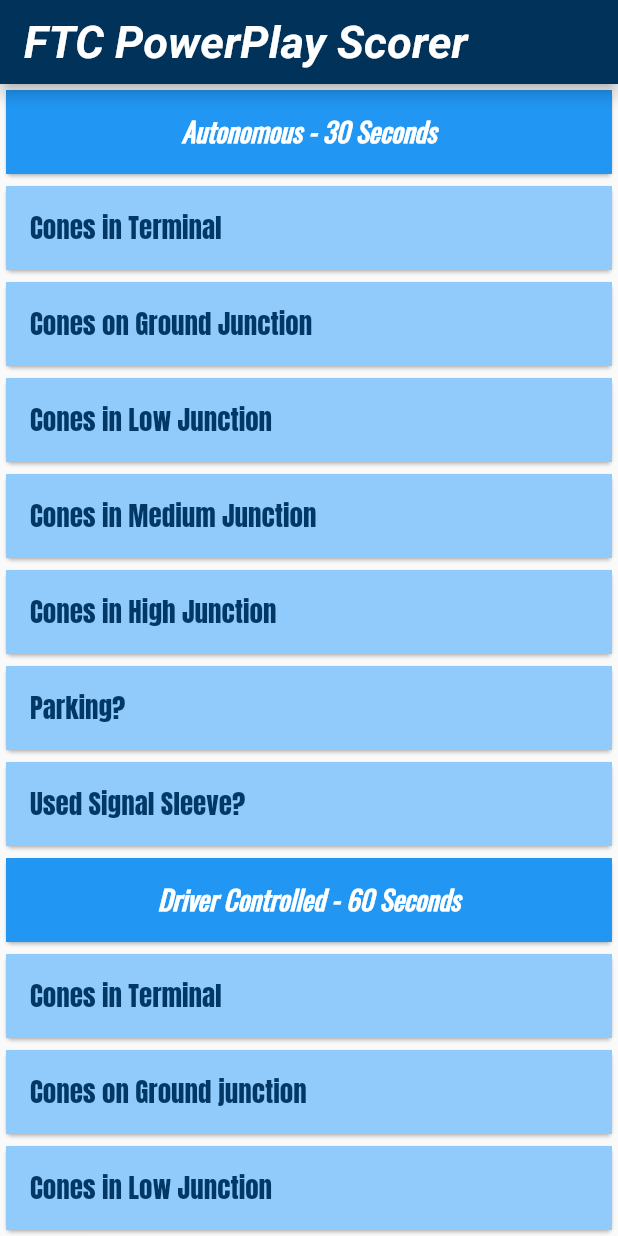
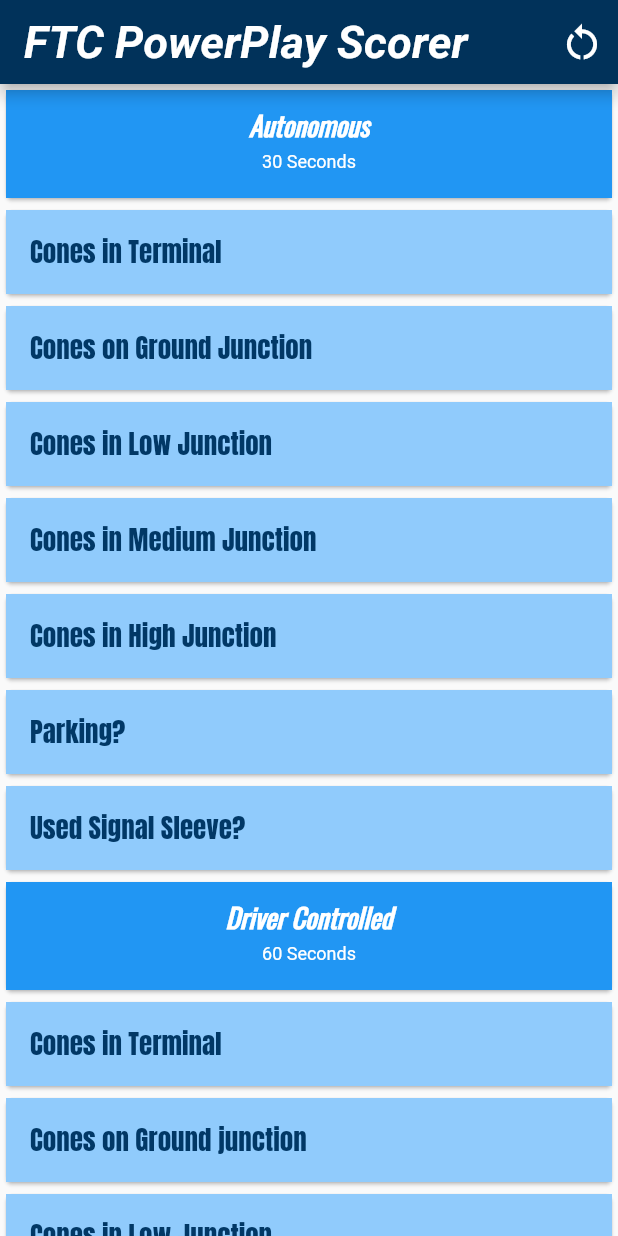
Before and after one commit to RishitAgrawal06/FTC_PowerPlay_Scorer_App, a Flutter app: the screen it shows after launch, on a phone screen of 412 x 824 dp. Run offline on Flutter 3.47's test engine with Material 2 defaults, Android fonts, the phone set to English and light mode, and no system bars.

Commit message:
Update main.dart

```diff
--- a/lib/main.dart
+++ b/lib/main.dart
@@ -100,6 +100,18 @@
               fontWeight: FontWeight.bold,
               fontSize: 30,
             )),
+        actions: <Widget>[
+          IconButton(
+            icon: const Icon(
+              Icons.restart_alt,
+              size: 30,
+              color: Colors.white,
+            ),
+            onPressed: () {
+              // do something
+          },
+          ),
+        ],
       ),
       body: ListView(
         children: const <Widget>[
@@ -109,7 +121,7 @@
               // color: const Color.fromARGB(255, 172, 13, 1),
               title: Center(
                 child: Text(
-                  'Autonomous - 30 Seconds',
+                  'Autonomous',
                   style: TextStyle(
                     fontWeight: FontWeight.bold,
                     fontStyle: FontStyle.italic,
@@ -118,6 +130,9 @@
                     color: Colors.white,
                   ),
                 ),
+              ),
+              subtitle: Center(
+                child: Text('30 Seconds', style: TextStyle(fontSize: 12, color: Colors.white)),
               ),
               tileColor: Colors.blue,
             ),
@@ -233,7 +248,7 @@
               // color: const Color.fromARGB(255, 172, 13, 1),
               title: Center(
                 child: Text(
-                  'Driver Controlled - 60 Seconds',
+                  'Driver Controlled',
                   style: TextStyle(
                     fontWeight: FontWeight.bold,
                     fontStyle: FontStyle.italic,
@@ -242,6 +257,9 @@
                     color: Colors.white,
                   ),
                 ),
+              ),
+              subtitle: Center(
+                child: Text('60 Seconds', style: TextStyle(fontSize: 12, color: Colors.white)),
               ),
               tileColor: Colors.blue,
             ),
@@ -327,7 +345,7 @@
               // color: const Color.fromARGB(255, 172, 13, 1),
               title: Center(
                 child: Text(
-                  'End-Game - 30 seconds',
+                  'End-Game',
                   style: TextStyle(
                     fontWeight: FontWeight.bold,
                     fontStyle: FontStyle.italic,
@@ -336,6 +354,9 @@
                     color: Colors.white,
                   ),
                 ),
+              ),
+              subtitle: Center(
+                child: Text('30 Seconds', style: TextStyle(fontSize: 12, color: Colors.white)),
               ),
               tileColor: Colors.blue,
             ),
@@ -413,6 +434,7 @@
                     fontSize: 18,
                     fontFamily: 'OSwald',
                     color: Colors.white,
+                    decoration: TextDecoration.underline,
                   ),
                 ),
               ),
```
